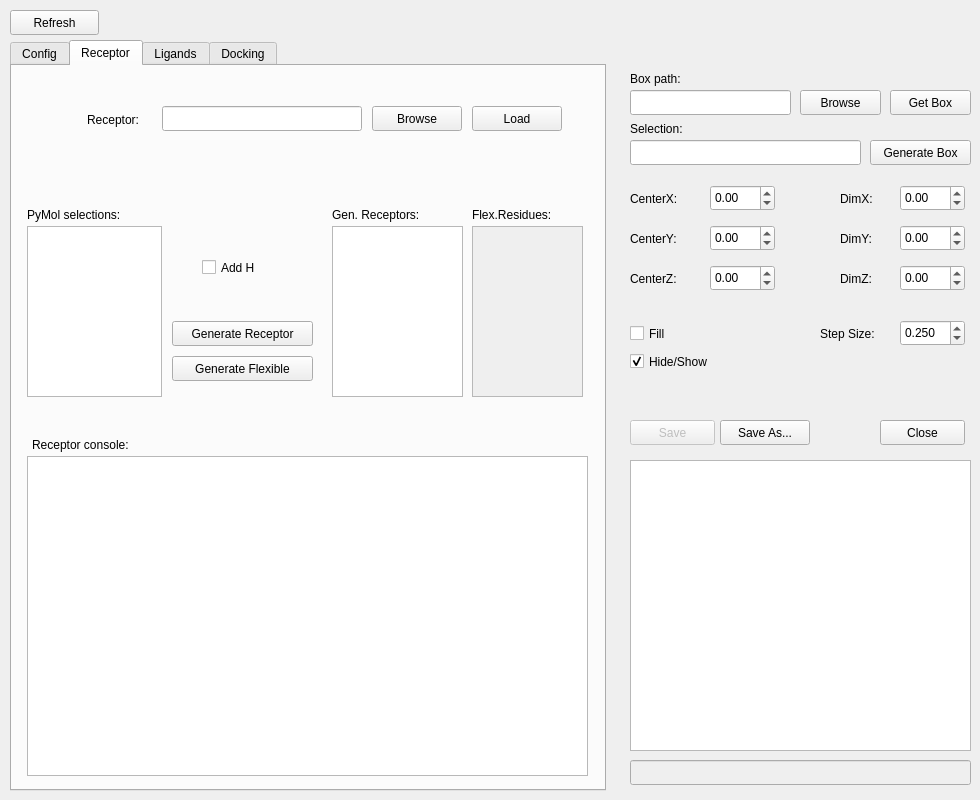
Before: the Qt Designer form demowidget.ui in gjonwick/MAGI-Dock, drawn with Qt 5.
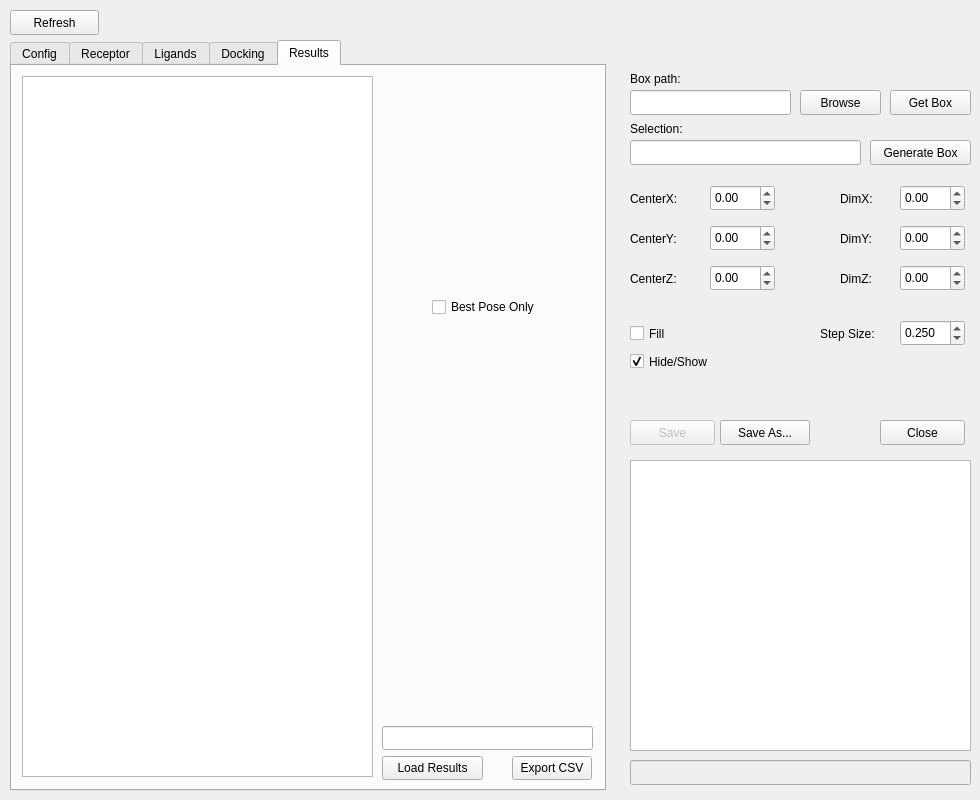
After: the same form once the commit is applied. Icons and pictures are not drawn.

Commit message: Added results tab

```diff
--- a/demowidget.ui
+++ b/demowidget.ui
@@ -13,6 +13,18 @@
     <height>800</height>
    </rect>
   </property>
+  <property name="minimumSize">
+   <size>
+    <width>980</width>
+    <height>800</height>
+   </size>
+  </property>
+  <property name="maximumSize">
+   <size>
+    <width>980</width>
+    <height>800</height>
+   </size>
+  </property>
   <property name="windowTitle">
    <string>MAGI-Dock</string>
   </property>
@@ -390,7 +402,7 @@
     <cursorShape>ArrowCursor</cursorShape>
    </property>
    <property name="currentIndex">
-    <number>1</number>
+    <number>4</number>
    </property>
    <widget class="QWidget" name="config_tab">
     <attribute name="title">
@@ -852,7 +864,7 @@
     <widget class="QCheckBox" name="checkBox_addHydrogens_receptor">
      <property name="geometry">
       <rect>
-       <x>190</x>
+       <x>200</x>
        <y>190</y>
        <width>81</width>
        <height>23</height>
@@ -1434,6 +1446,70 @@
      </property>
     </widget>
    </widget>
+   <widget class="QWidget" name="results_tab">
+    <attribute name="title">
+     <string>Results</string>
+    </attribute>
+    <widget class="QTableView" name="results_table">
+     <property name="geometry">
+      <rect>
+       <x>10</x>
+       <y>10</y>
+       <width>351</width>
+       <height>701</height>
+      </rect>
+     </property>
+    </widget>
+    <widget class="QPushButton" name="loadResults_btn">
+     <property name="geometry">
+      <rect>
+       <x>370</x>
+       <y>690</y>
+       <width>101</width>
+       <height>24</height>
+      </rect>
+     </property>
+     <property name="text">
+      <string>Load Results</string>
+     </property>
+    </widget>
+    <widget class="QPushButton" name="exportCSV_btn">
+     <property name="geometry">
+      <rect>
+       <x>500</x>
+       <y>690</y>
+       <width>80</width>
+       <height>24</height>
+      </rect>
+     </property>
+     <property name="text">
+      <string>Export CSV</string>
+     </property>
+    </widget>
+    <widget class="QLineEdit" name="exportCSV_txt">
+     <property name="geometry">
+      <rect>
+       <x>370</x>
+       <y>660</y>
+       <width>211</width>
+       <height>24</height>
+      </rect>
+     </property>
+    </widget>
+    <widget class="QCheckBox" name="bestPose_checkBox">
+     <property name="geometry">
+      <rect>
+       <x>420</x>
+       <y>230</y>
+       <width>131</width>
+       <height>22</height>
+      </rect>
+     </property>
+     <property name="text">
+      <string>Best Pose Only</string>
+     </property>
+    </widget>
+   </widget>
   </widget>
   <widget class="QPlainTextEdit" name="plainTextEdit">
    <property name="enabled">
```
Left out of the diff: 18 changed lines with no effect on the pictures. The commit also changes 1 other file.
